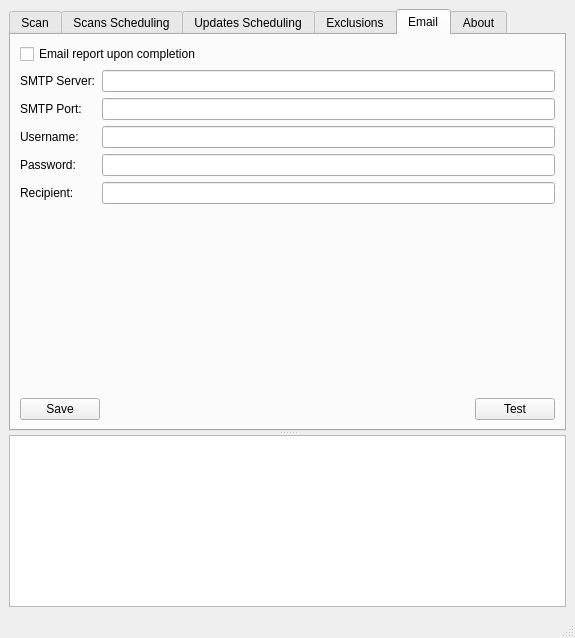
First picture: the form in MainWindow.ui, repository jplozf/calamity, before the edit.
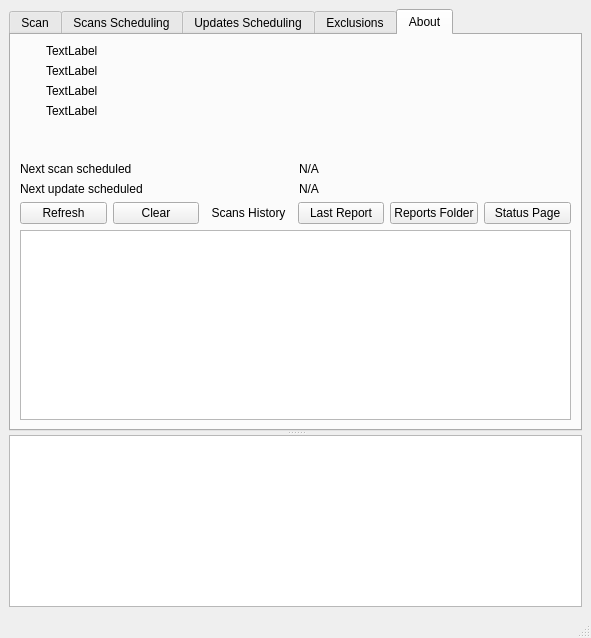
Second picture: the form after the edit. The open tabs and pages were chosen to show the change. Icons and pictures are not drawn. Custom widgets are drawn as their Qt base class.

Commit message: remove mail reports

Diff of the .ui file:
```diff
--- a/MainWindow.ui
+++ b/MainWindow.ui
@@ -6,7 +6,7 @@
    <rect>
     <x>0</x>
     <y>0</y>
-    <width>575</width>
+    <width>591</width>
     <height>638</height>
    </rect>
   </property>
@@ -593,126 +593,6 @@
          </item>
         </layout>
        </widget>
-       <widget class="QWidget" name="tabEmail">
-        <attribute name="title">
-         <string>Email</string>
-        </attribute>
-        <layout class="QGridLayout" name="gridLayout_7">
-         <item row="0" column="0">
-          <layout class="QVBoxLayout" name="verticalLayout_8">
-           <item>
-            <widget class="QCheckBox" name="emailReportCheckBox">
-             <property name="text">
-              <string>Email report upon completion</string>
-             </property>
-            </widget>
-           </item>
-           <item>
-            <layout class="QFormLayout" name="formLayout">
-             <item row="0" column="0">
-              <widget class="QLabel" name="label_2">
-               <property name="text">
-                <string>SMTP Server:</string>
-               </property>
-              </widget>
-             </item>
-             <item row="0" column="1">
-              <widget class="QLineEdit" name="smtpServerLineEdit"/>
-             </item>
-             <item row="1" column="0">
-              <widget class="QLabel" name="label_3">
-               <property name="text">
-                <string>SMTP Port:</string>
-               </property>
-              </widget>
-             </item>
-             <item row="1" column="1">
-              <widget class="QLineEdit" name="smtpPortLineEdit"/>
-             </item>
-             <item row="2" column="0">
-              <widget class="QLabel" name="label_4">
-               <property name="text">
-                <string>Username:</string>
-               </property>
-              </widget>
-             </item>
-             <item row="2" column="1">
-              <widget class="QLineEdit" name="smtpUsernameLineEdit"/>
-             </item>
-             <item row="3" column="0">
-              <widget class="QLabel" name="label_5">
-               <property name="text">
-                <string>Password:</string>
-               </property>
-              </widget>
-             </item>
-             <item row="3" column="1">
-              <widget class="QLineEdit" name="smtpPasswordLineEdit">
-               <property name="echoMode">
-                <enum>QLineEdit::Password</enum>
-               </property>
-              </widget>
-             </item>
-             <item row="4" column="0">
-              <widget class="QLabel" name="label_6">
-               <property name="text">
-                <string>Recipient:</string>
-               </property>
-              </widget>
-             </item>
-             <item row="4" column="1">
-              <widget class="QLineEdit" name="recipientLineEdit"/>
-             </item>
-            </layout>
-           </item>
-           <item>
-            <spacer name="verticalSpacer_6">
-             <property name="orientation">
-              <enum>Qt::Vertical</enum>
-             </property>
-             <property name="sizeHint" stdset="0">
-              <size>
-               <width>20</width>
-               <height>40</height>
-              </size>
-             </property>
-            </spacer>
-           </item>
-           <item>
-            <layout class="QHBoxLayout" name="horizontalLayout_18">
-             <item>
-              <widget class="QPushButton" name="saveEmailSettingsButton">
-               <property name="text">
-                <string>Save</string>
-               </property>
-              </widget>
-             </item>
-             <item>
-              <spacer name="horizontalSpacer_9">
-               <property name="orientation">
-                <enum>Qt::Horizontal</enum>
-               </property>
-               <property name="sizeHint" stdset="0">
-                <size>
-                 <width>40</width>
-                 <height>20</height>
-                </size>
-               </property>
-              </spacer>
-             </item>
-             <item>
-              <widget class="QPushButton" name="testEmailButton">
-               <property name="text">
-                <string>Test</string>
-               </property>
-              </widget>
-             </item>
-            </layout>
-           </item>
-          </layout>
-         </item>
-        </layout>
-       </widget>
        <widget class="QWidget" name="tabAbout">
         <attribute name="title">
          <string>About</string>
```
Left out of the diff: 6 changed lines with no effect on the pictures. The commit also changes 41 other files.
